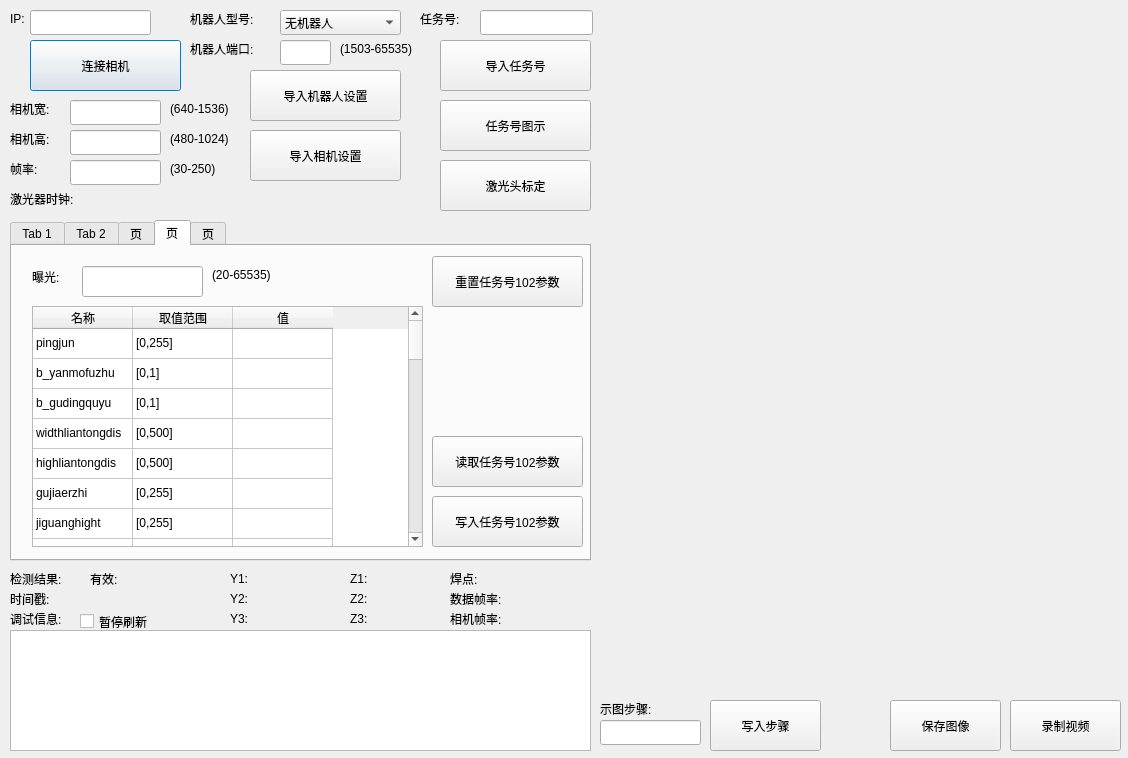
Above: qtmysunnydlg.ui from qubo188612/qtmysunny before the change. Below: the same form after it.
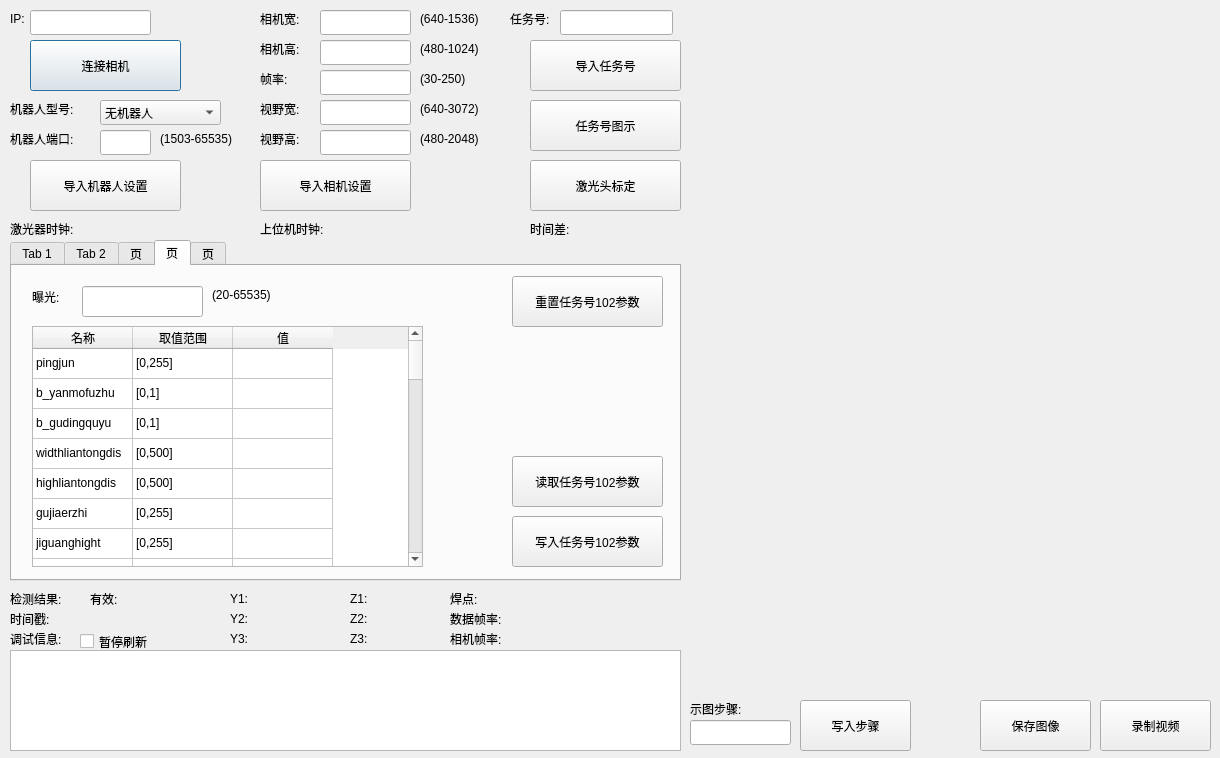
That is the form after the change. The open tabs and pages were chosen to show the change. Custom widgets are drawn as their Qt base class.

Patch:
```diff
--- a/qtmysunnydlg.ui
+++ b/qtmysunnydlg.ui
@@ -6,7 +6,7 @@
    <rect>
     <x>0</x>
     <y>0</y>
-    <width>1128</width>
+    <width>1220</width>
     <height>758</height>
    </rect>
   </property>
@@ -30,9 +30,9 @@
    <property name="geometry">
     <rect>
      <x>10</x>
-     <y>630</y>
-     <width>581</width>
-     <height>121</height>
+     <y>650</y>
+     <width>671</width>
+     <height>101</height>
     </rect>
    </property>
   </widget>
@@ -40,7 +40,7 @@
    <property name="geometry">
     <rect>
      <x>10</x>
-     <y>610</y>
+     <y>630</y>
      <width>67</width>
      <height>17</height>
     </rect>
@@ -75,8 +75,8 @@
   <widget class="QLabel" name="label_3">
    <property name="geometry">
     <rect>
-     <x>190</x>
-     <y>10</y>
+     <x>10</x>
+     <y>100</y>
      <width>101</width>
      <height>17</height>
     </rect>
@@ -88,8 +88,8 @@
   <widget class="QLabel" name="label_4">
    <property name="geometry">
     <rect>
-     <x>190</x>
-     <y>40</y>
+     <x>10</x>
+     <y>130</y>
      <width>101</width>
      <height>17</height>
     </rect>
@@ -101,8 +101,8 @@
   <widget class="QPushButton" name="robotsetBtn">
    <property name="geometry">
     <rect>
-     <x>250</x>
-     <y>70</y>
+     <x>30</x>
+     <y>160</y>
      <width>151</width>
      <height>51</height>
     </rect>
@@ -114,8 +114,8 @@
   <widget class="QLineEdit" name="robotport">
    <property name="geometry">
     <rect>
-     <x>280</x>
-     <y>40</y>
+     <x>100</x>
+     <y>130</y>
      <width>51</width>
      <height>25</height>
     </rect>
@@ -124,8 +124,8 @@
   <widget class="QComboBox" name="comboBox">
    <property name="geometry">
     <rect>
-     <x>280</x>
-     <y>10</y>
+     <x>100</x>
+     <y>100</y>
      <width>121</width>
      <height>25</height>
     </rect>
@@ -155,7 +155,7 @@
    <property name="geometry">
     <rect>
      <x>80</x>
-     <y>610</y>
+     <y>630</y>
      <width>92</width>
      <height>23</height>
     </rect>
@@ -168,7 +168,7 @@
    <property name="geometry">
     <rect>
      <x>10</x>
-     <y>570</y>
+     <y>590</y>
      <width>67</width>
      <height>17</height>
     </rect>
@@ -181,7 +181,7 @@
    <property name="geometry">
     <rect>
      <x>90</x>
-     <y>570</y>
+     <y>590</y>
      <width>41</width>
      <height>17</height>
     </rect>
@@ -194,7 +194,7 @@
    <property name="geometry">
     <rect>
      <x>230</x>
-     <y>570</y>
+     <y>590</y>
      <width>21</width>
      <height>17</height>
     </rect>
@@ -207,7 +207,7 @@
    <property name="geometry">
     <rect>
      <x>350</x>
-     <y>570</y>
+     <y>590</y>
      <width>21</width>
      <height>17</height>
     </rect>
@@ -220,7 +220,7 @@
    <property name="geometry">
     <rect>
      <x>130</x>
-     <y>570</y>
+     <y>590</y>
      <width>67</width>
      <height>17</height>
     </rect>
@@ -233,7 +233,7 @@
    <property name="geometry">
     <rect>
      <x>260</x>
-     <y>570</y>
+     <y>590</y>
      <width>67</width>
      <height>17</height>
     </rect>
@@ -246,7 +246,7 @@
    <property name="geometry">
     <rect>
      <x>380</x>
-     <y>570</y>
+     <y>590</y>
      <width>67</width>
      <height>17</height>
     </rect>
@@ -258,7 +258,7 @@
   <widget class="QLabel" name="label_12">
    <property name="geometry">
     <rect>
-     <x>420</x>
+     <x>510</x>
      <y>10</y>
      <width>51</width>
      <height>17</height>
@@ -271,7 +271,7 @@
   <widget class="QLineEdit" name="tasknum">
    <property name="geometry">
     <rect>
-     <x>480</x>
+     <x>560</x>
      <y>10</y>
      <width>113</width>
      <height>25</height>
@@ -281,7 +281,7 @@
   <widget class="QPushButton" name="tasknumsetBtn">
    <property name="geometry">
     <rect>
-     <x>440</x>
+     <x>530</x>
      <y>40</y>
      <width>151</width>
      <height>51</height>
@@ -294,7 +294,7 @@
   <widget class="QPushButton" name="tasknumshowBtn">
    <property name="geometry">
     <rect>
-     <x>440</x>
+     <x>530</x>
      <y>100</y>
      <width>151</width>
      <height>51</height>
@@ -307,7 +307,7 @@
   <widget class="QPushButton" name="savebmpshowBtn">
    <property name="geometry">
     <rect>
-     <x>890</x>
+     <x>980</x>
      <y>700</y>
      <width>111</width>
      <height>51</height>
@@ -320,7 +320,7 @@
   <widget class="QPushButton" name="saveavishowBtn">
    <property name="geometry">
     <rect>
-     <x>1010</x>
+     <x>1100</x>
      <y>700</y>
      <width>111</width>
      <height>51</height>
@@ -333,7 +333,7 @@
   <widget class="QPushButton" name="savebmpstepBtn">
    <property name="geometry">
     <rect>
-     <x>710</x>
+     <x>800</x>
      <y>700</y>
      <width>111</width>
      <height>51</height>
@@ -346,7 +346,7 @@
   <widget class="QLineEdit" name="bmpstepEdit">
    <property name="geometry">
     <rect>
-     <x>600</x>
+     <x>690</x>
      <y>720</y>
      <width>101</width>
      <height>25</height>
@@ -356,7 +356,7 @@
   <widget class="QLabel" name="label_15">
    <property name="geometry">
     <rect>
-     <x>600</x>
+     <x>690</x>
      <y>700</y>
      <width>67</width>
      <height>17</height>
@@ -370,7 +370,7 @@
    <property name="geometry">
     <rect>
      <x>230</x>
-     <y>590</y>
+     <y>610</y>
      <width>21</width>
      <height>17</height>
     </rect>
@@ -383,7 +383,7 @@
    <property name="geometry">
     <rect>
      <x>260</x>
-     <y>590</y>
+     <y>610</y>
      <width>67</width>
      <height>17</height>
     </rect>
@@ -396,7 +396,7 @@
    <property name="geometry">
     <rect>
      <x>350</x>
-     <y>590</y>
+     <y>610</y>
      <width>21</width>
      <height>17</height>
     </rect>
@@ -409,7 +409,7 @@
    <property name="geometry">
     <rect>
      <x>380</x>
-     <y>590</y>
+     <y>610</y>
      <width>67</width>
      <height>17</height>
     </rect>
@@ -422,7 +422,7 @@
    <property name="geometry">
     <rect>
      <x>230</x>
-     <y>610</y>
+     <y>630</y>
      <width>21</width>
      <height>17</height>
     </rect>
@@ -435,7 +435,7 @@
    <property name="geometry">
     <rect>
      <x>260</x>
-     <y>610</y>
+     <y>630</y>
      <width>67</width>
      <height>17</height>
     </rect>
@@ -448,7 +448,7 @@
    <property name="geometry">
     <rect>
      <x>350</x>
-     <y>610</y>
+     <y>630</y>
      <width>21</width>
      <height>17</height>
     </rect>
@@ -461,7 +461,7 @@
    <property name="geometry">
     <rect>
      <x>380</x>
-     <y>610</y>
+     <y>630</y>
      <width>67</width>
      <height>17</height>
     </rect>
@@ -474,7 +474,7 @@
    <property name="geometry">
     <rect>
      <x>450</x>
-     <y>570</y>
+     <y>590</y>
      <width>41</width>
      <height>17</height>
     </rect>
@@ -487,7 +487,7 @@
    <property name="geometry">
     <rect>
      <x>526</x>
-     <y>570</y>
+     <y>590</y>
      <width>67</width>
      <height>17</height>
     </rect>
@@ -499,7 +499,7 @@
   <widget class="PictureBox" name="widget" native="true">
    <property name="geometry">
     <rect>
-     <x>600</x>
+     <x>690</x>
      <y>10</y>
      <width>521</width>
      <height>681</height>
@@ -509,8 +509,8 @@
   <widget class="QLineEdit" name="cam_width">
    <property name="geometry">
     <rect>
-     <x>70</x>
-     <y>100</y>
+     <x>320</x>
+     <y>10</y>
      <width>91</width>
      <height>25</height>
     </rect>
@@ -519,8 +519,8 @@
   <widget class="QLabel" name="label_28">
    <property name="geometry">
     <rect>
-     <x>10</x>
-     <y>100</y>
+     <x>260</x>
+     <y>10</y>
      <width>51</width>
      <height>17</height>
     </rect>
@@ -532,8 +532,8 @@
   <widget class="QLabel" name="label_29">
    <property name="geometry">
     <rect>
-     <x>10</x>
-     <y>130</y>
+     <x>260</x>
+     <y>40</y>
      <width>51</width>
      <height>17</height>
     </rect>
@@ -545,8 +545,8 @@
   <widget class="QLineEdit" name="cam_height">
    <property name="geometry">
     <rect>
-     <x>70</x>
-     <y>130</y>
+     <x>320</x>
+     <y>40</y>
      <width>91</width>
      <height>25</height>
     </rect>
@@ -555,8 +555,8 @@
   <widget class="QPushButton" name="setcamsizeBtn">
    <property name="geometry">
     <rect>
-     <x>250</x>
-     <y>130</y>
+     <x>260</x>
+     <y>160</y>
      <width>151</width>
      <height>51</height>
     </rect>
@@ -569,8 +569,8 @@
    <property name="geometry">
     <rect>
      <x>10</x>
-     <y>220</y>
-     <width>581</width>
+     <y>240</y>
+     <width>671</width>
      <height>341</height>
     </rect>
    </property>
@@ -2356,7 +2356,7 @@
      </item>
      <item row="25" column="1">
       <property name="text">
-       <string>[0,500]</string>
+       <string>[1,99]</string>
       </property>
      </item>
      <item row="25" column="2">
@@ -2548,7 +2548,7 @@
     <widget class="QPushButton" name="initTab4Btn">
      <property name="geometry">
       <rect>
-       <x>420</x>
+       <x>500</x>
        <y>10</y>
        <width>151</width>
        <height>51</height>
@@ -2561,7 +2561,7 @@
     <widget class="QPushButton" name="writeTab4Btn">
      <property name="geometry">
       <rect>
-       <x>420</x>
+       <x>500</x>
        <y>250</y>
        <width>151</width>
        <height>51</height>
@@ -2597,7 +2597,7 @@
     <widget class="QPushButton" name="readTab4Btn">
      <property name="geometry">
       <rect>
-       <x>420</x>
+       <x>500</x>
        <y>190</y>
        <width>151</width>
        <height>51</height>
@@ -2860,8 +2860,8 @@
   <widget class="QLabel" name="label_30">
    <property name="geometry">
     <rect>
-     <x>170</x>
-     <y>100</y>
+     <x>420</x>
+     <y>10</y>
      <width>81</width>
      <height>17</height>
     </rect>
@@ -2873,8 +2873,8 @@
   <widget class="QLabel" name="label_31">
    <property name="geometry">
     <rect>
-     <x>170</x>
-     <y>130</y>
+     <x>420</x>
+     <y>40</y>
      <width>81</width>
      <height>17</height>
     </rect>
@@ -2887,7 +2887,7 @@
    <property name="geometry">
     <rect>
      <x>10</x>
-     <y>590</y>
+     <y>610</y>
      <width>67</width>
      <height>17</height>
     </rect>
@@ -2900,7 +2900,7 @@
    <property name="geometry">
     <rect>
      <x>70</x>
-     <y>590</y>
+     <y>610</y>
      <width>151</width>
      <height>20</height>
     </rect>
@@ -2913,7 +2913,7 @@
    <property name="geometry">
     <rect>
      <x>450</x>
-     <y>590</y>
+     <y>610</y>
      <width>71</width>
      <height>17</height>
     </rect>
@@ -2926,7 +2926,7 @@
    <property name="geometry">
     <rect>
      <x>526</x>
-     <y>590</y>
+     <y>610</y>
      <width>67</width>
      <height>17</height>
     </rect>
@@ -2939,7 +2939,7 @@
    <property name="geometry">
     <rect>
      <x>450</x>
-     <y>610</y>
+     <y>630</y>
      <width>71</width>
      <height>17</height>
     </rect>
@@ -2952,7 +2952,7 @@
    <property name="geometry">
     <rect>
      <x>526</x>
-     <y>610</y>
+     <y>630</y>
      <width>67</width>
      <height>17</height>
     </rect>
@@ -2964,8 +2964,8 @@
   <widget class="QLineEdit" name="cam_fps">
    <property name="geometry">
     <rect>
-     <x>70</x>
-     <y>160</y>
+     <x>320</x>
+     <y>70</y>
      <width>91</width>
      <height>25</height>
     </rect>
@@ -2974,8 +2974,8 @@
   <widget class="QLabel" name="label_39">
    <property name="geometry">
     <rect>
-     <x>10</x>
-     <y>160</y>
+     <x>260</x>
+     <y>70</y>
      <width>51</width>
      <height>17</height>
     </rect>
@@ -2987,8 +2987,8 @@
   <widget class="QLabel" name="label_40">
    <property name="geometry">
     <rect>
-     <x>170</x>
-     <y>160</y>
+     <x>420</x>
+     <y>70</y>
      <width>81</width>
      <height>17</height>
     </rect>
@@ -3000,7 +3000,7 @@
   <widget class="QPushButton" name="cambuildBtn">
    <property name="geometry">
     <rect>
-     <x>440</x>
+     <x>530</x>
      <y>160</y>
      <width>151</width>
      <height>51</height>
@@ -3014,7 +3014,7 @@
    <property name="geometry">
     <rect>
      <x>10</x>
-     <y>190</y>
+     <y>220</y>
      <width>81</width>
      <height>17</height>
     </rect>
@@ -3027,7 +3027,7 @@
    <property name="geometry">
     <rect>
      <x>100</x>
-     <y>190</y>
+     <y>220</y>
      <width>151</width>
      <height>20</height>
     </rect>
@@ -3039,8 +3039,8 @@
   <widget class="QLabel" name="label_43">
    <property name="geometry">
     <rect>
-     <x>340</x>
-     <y>40</y>
+     <x>160</x>
+     <y>130</y>
      <width>91</width>
      <height>17</height>
     </rect>
@@ -3049,6 +3049,130 @@
     <string>(1503-65535)</string>
    </property>
   </widget>
+  <widget class="QLabel" name="label_44">
+   <property name="geometry">
+    <rect>
+     <x>260</x>
+     <y>130</y>
+     <width>51</width>
+     <height>17</height>
+    </rect>
+   </property>
+   <property name="text">
+    <string>视野高:</string>
+   </property>
+  </widget>
+  <widget class="QLineEdit" name="cam_view_width">
+   <property name="geometry">
+    <rect>
+     <x>320</x>
+     <y>100</y>
+     <width>91</width>
+     <height>25</height>
+    </rect>
+   </property>
+  </widget>
+  <widget class="QLabel" name="label_45">
+   <property name="geometry">
+    <rect>
+     <x>420</x>
+     <y>100</y>
+     <width>81</width>
+     <height>17</height>
+    </rect>
+   </property>
+   <property name="text">
+    <string>(640-3072)</string>
+   </property>
+  </widget>
+  <widget class="QLineEdit" name="cam_view_height">
+   <property name="geometry">
+    <rect>
+     <x>320</x>
+     <y>130</y>
+     <width>91</width>
+     <height>25</height>
+    </rect>
+   </property>
+  </widget>
+  <widget class="QLabel" name="label_46">
+   <property name="geometry">
+    <rect>
+     <x>260</x>
+     <y>100</y>
+     <width>51</width>
+     <height>17</height>
+    </rect>
+   </property>
+   <property name="text">
+    <string>视野宽:</string>
+   </property>
+  </widget>
+  <widget class="QLabel" name="label_47">
+   <property name="geometry">
+    <rect>
+     <x>420</x>
+     <y>130</y>
+     <width>81</width>
+     <height>17</height>
+    </rect>
+   </property>
+   <property name="text">
+    <string>(480-2048)</string>
+   </property>
+  </widget>
+  <widget class="QLabel" name="label_48">
+   <property name="geometry">
+    <rect>
+     <x>260</x>
+     <y>220</y>
+     <width>81</width>
+     <height>17</height>
+    </rect>
+   </property>
+   <property name="text">
+    <string>上位机时钟:</string>
+   </property>
+  </widget>
+  <widget class="QLabel" name="label_49">
+   <property name="geometry">
+    <rect>
+     <x>350</x>
+     <y>220</y>
+     <width>151</width>
+     <height>20</height>
+    </rect>
+   </property>
+   <property name="text">
+    <string/>
+   </property>
+  </widget>
+  <widget class="QLabel" name="label_50">
+   <property name="geometry">
+    <rect>
+     <x>530</x>
+     <y>220</y>
+     <width>51</width>
+     <height>17</height>
+    </rect>
+   </property>
+   <property name="text">
+    <string>时间差:</string>
+   </property>
+  </widget>
+  <widget class="QLabel" name="label_51">
+   <property name="geometry">
+    <rect>
+     <x>590</x>
+     <y>220</y>
+     <width>91</width>
+     <height>20</height>
+    </rect>
+   </property>
+   <property name="text">
+    <string/>
+   </property>
+  </widget>
  </widget>
  <customwidgets>
   <customwidget>
```
Left out of the diff: 24 changed lines with no effect on the pictures.
